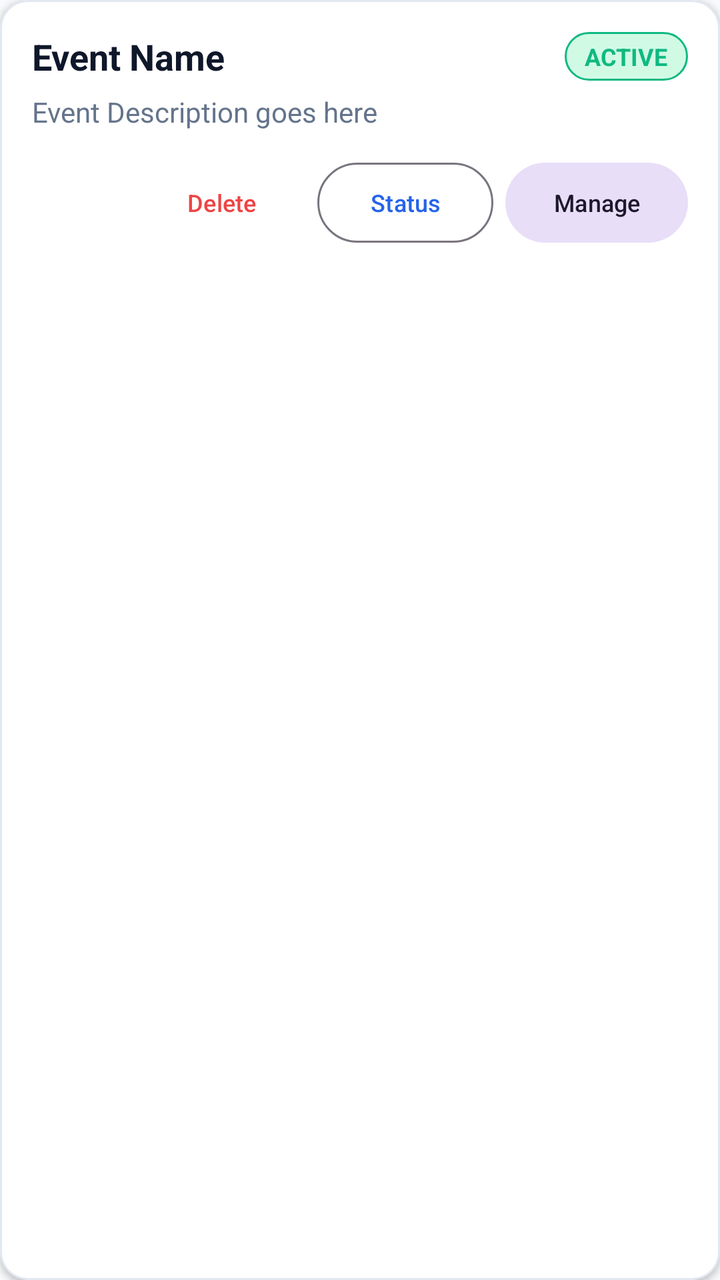
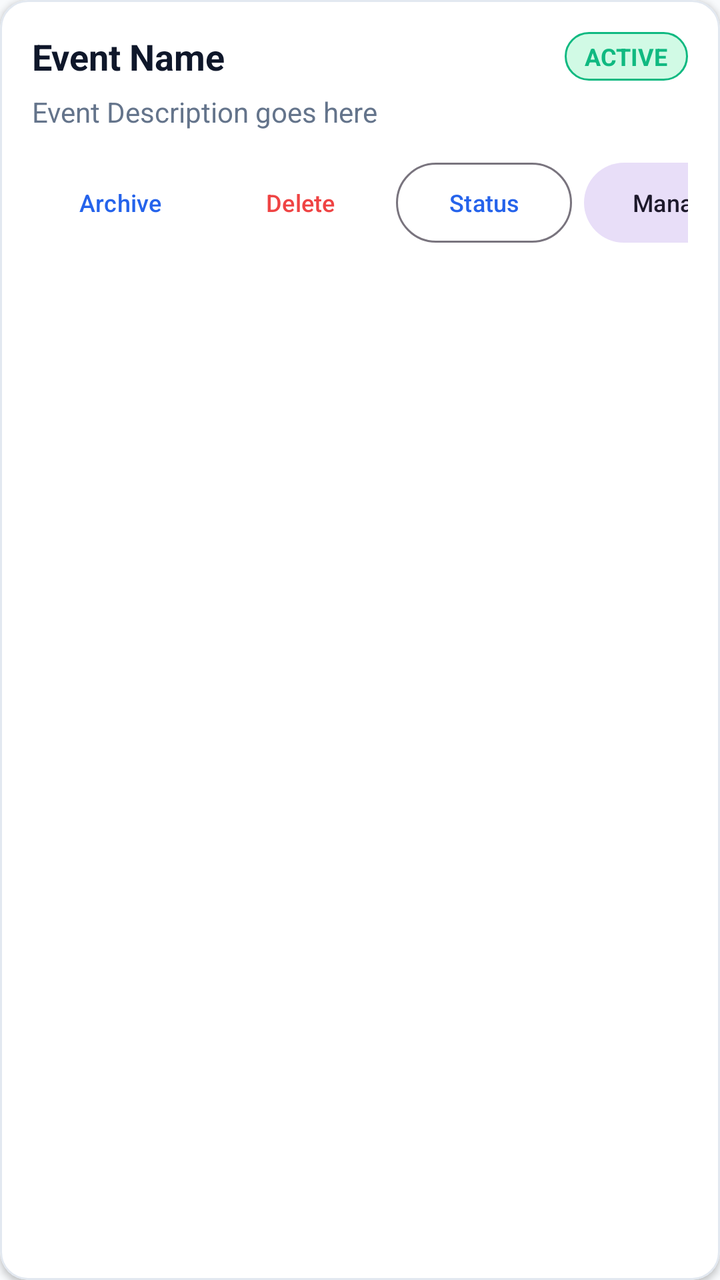

Compare the two renders of this Android layout. The source of the first and the diff that turns it into the second are given below.
<!-- AndroidManifest.xml: application theme Theme.Judgex -->
<!-- res/layout/item_event.xml -->
<?xml version="1.0" encoding="utf-8"?>
<com.google.android.material.card.MaterialCardView xmlns:android="http://schemas.android.com/apk/res/android"
    xmlns:app="http://schemas.android.com/apk/res-auto"
    android:layout_width="match_parent"
    android:layout_height="wrap_content"
    android:layout_marginHorizontal="16dp"
    android:layout_marginVertical="8dp"
    app:cardCornerRadius="14dp"
    app:cardElevation="2dp"
    app:strokeWidth="1dp"
    app:strokeColor="@color/card_border"
    app:cardBackgroundColor="@color/surface">

    <LinearLayout
        android:layout_width="match_parent"
        android:layout_height="wrap_content"
        android:orientation="vertical"
        android:padding="16dp">

        <LinearLayout
            android:layout_width="match_parent"
            android:layout_height="wrap_content"
            android:gravity="center_vertical"
            android:orientation="horizontal">

            <TextView
                android:id="@+id/tvEventName"
                android:layout_width="0dp"
                android:layout_height="wrap_content"
                android:layout_weight="1"
                android:text="Event Name"
                android:textColor="@color/text_primary"
                android:textSize="18sp"
                android:textStyle="bold" />

            <TextView
                android:id="@+id/tvEventStatus"
                android:layout_width="wrap_content"
                android:layout_height="wrap_content"
                android:background="@drawable/bg_badge_success"
                android:paddingHorizontal="10dp"
                android:paddingVertical="4dp"
                android:text="ACTIVE"
                android:textColor="@color/success"
                android:textSize="12sp"
                android:textStyle="bold" />

        </LinearLayout>

        <TextView
            android:id="@+id/tvEventDescription"
            android:layout_width="match_parent"
            android:layout_height="wrap_content"
            android:layout_marginTop="6dp"
            android:text="Event Description goes here"
            android:textColor="@color/text_secondary"
            android:textSize="14sp" />

        
        <TextView
            android:id="@+id/tvEventScheduleVenue"
            android:layout_width="match_parent"
            android:layout_height="wrap_content"
            android:layout_marginTop="6dp"
            android:textColor="@color/accent"
            android:textSize="12sp"
            android:textStyle="bold"
            android:visibility="gone" />

        <LinearLayout
            android:layout_width="match_parent"
            android:layout_height="wrap_content"
            android:layout_marginTop="12dp"
            android:gravity="center_vertical"
            android:orientation="horizontal">

            <TextView
                android:id="@+id/tvEventLockedBadge"
                android:layout_width="wrap_content"
                android:layout_height="wrap_content"
                android:background="@drawable/bg_badge_locked"
                android:paddingHorizontal="8dp"
                android:paddingVertical="3dp"
                android:text="LOCKED"
                android:textColor="@color/danger"
                android:textSize="11sp"
                android:textStyle="bold"
                android:visibility="gone" />

            <View
                android:layout_width="0dp"
                android:layout_height="1dp"
                android:layout_weight="1" />

            <com.google.android.material.button.MaterialButton
                android:id="@+id/btnDeleteEvent"
                style="@style/Widget.Material3.Button.TextButton"
                android:layout_width="wrap_content"
                android:layout_height="wrap_content"
                android:layout_marginEnd="4dp"
                android:text="Delete"
                android:textColor="@color/danger"
                android:textSize="12sp" />

            <com.google.android.material.button.MaterialButton
                android:id="@+id/btnStatusAction"
                style="@style/Widget.Material3.Button.OutlinedButton"
                android:layout_width="wrap_content"
                android:layout_height="wrap_content"
                android:layout_marginEnd="6dp"
                android:text="Status"
                android:textSize="12sp" />

            <com.google.android.material.button.MaterialButton
                android:id="@+id/btnSelectEvent"
                style="@style/Widget.Material3.Button.TonalButton"
                android:layout_width="wrap_content"
                android:layout_height="wrap_content"
                android:text="Manage"
                android:textSize="12sp" />

        </LinearLayout>

    </LinearLayout>

</com.google.android.material.card.MaterialCardView>
<!-- resources referenced by this layout -->
<resources>
  <color name="accent">#2563EB</color>
  <color name="card_border">#E2E8F0</color>
  <color name="danger">#EF4444</color>
  <color name="success">#10B981</color>
  <color name="surface">#FFFFFF</color>
  <color name="text_primary">#0F172A</color>
  <color name="text_secondary">#64748B</color>
  <!-- drawable bg_badge_locked (drawable) -->
  <?xml version="1.0" encoding="utf-8"?>
  <shape xmlns:android="http://schemas.android.com/apk/res/android">
      <solid android:color="@color/danger_light" />
      <corners android:radius="16dp" />
      <stroke android:width="1dp" android:color="@color/danger" />
  </shape>
  <!-- drawable bg_badge_success (drawable) -->
  <?xml version="1.0" encoding="utf-8"?>
  <shape xmlns:android="http://schemas.android.com/apk/res/android">
      <solid android:color="@color/success_light" />
      <corners android:radius="16dp" />
      <stroke android:width="1dp" android:color="@color/success" />
  </shape>
  <style name="Theme.Judgex" parent="Theme.Material3.DayNight.NoActionBar">
          
          <item name="colorPrimary">@color/accent</item>
          <item name="colorPrimaryVariant">@color/primary_dark</item>
          <item name="colorOnPrimary">@color/white</item>
          
          <item name="colorSecondary">@color/accent_light</item>
          <item name="colorSecondaryVariant">@color/accent</item>
          <item name="colorOnSecondary">@color/white</item>
          
          <item name="android:statusBarColor">@color/primary</item>
          <item name="android:windowLightStatusBar">false</item>
          
          <item name="android:windowBackground">@color/background</item>
      </style>
  <color name="danger_light">#FEE2E2</color>
  <color name="success_light">#D1FAE5</color>
  <color name="primary_dark">#020617</color>
  <color name="white">#FFFFFF</color>
  <color name="accent_light">#3B82F6</color>
  <color name="primary">#0F172A</color>
  <color name="background">#F8FAFC</color>
</resources>

<!-- the commit's change to res/layout/item_event.xml (unified diff, before → after) -->
@@ -93,6 +93,16 @@
                 android:layout_weight="1" />
 
             <com.google.android.material.button.MaterialButton
+                android:id="@+id/btnArchiveEvent"
+                style="@style/Widget.Material3.Button.TextButton"
+                android:layout_width="wrap_content"
+                android:layout_height="wrap_content"
+                android:layout_marginEnd="2dp"
+                android:text="Archive"
+                android:textColor="@color/accent"
+                android:textSize="12sp" />
+
+            <com.google.android.material.button.MaterialButton
                 android:id="@+id/btnDeleteEvent"
                 style="@style/Widget.Material3.Button.TextButton"
                 android:layout_width="wrap_content"
